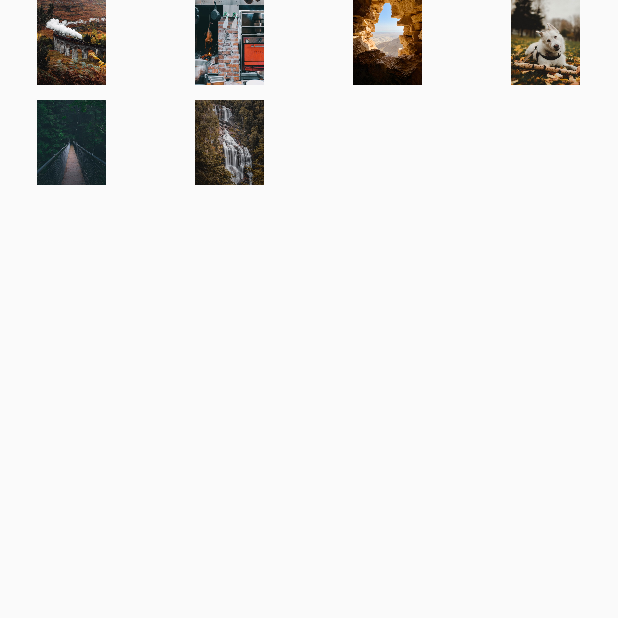
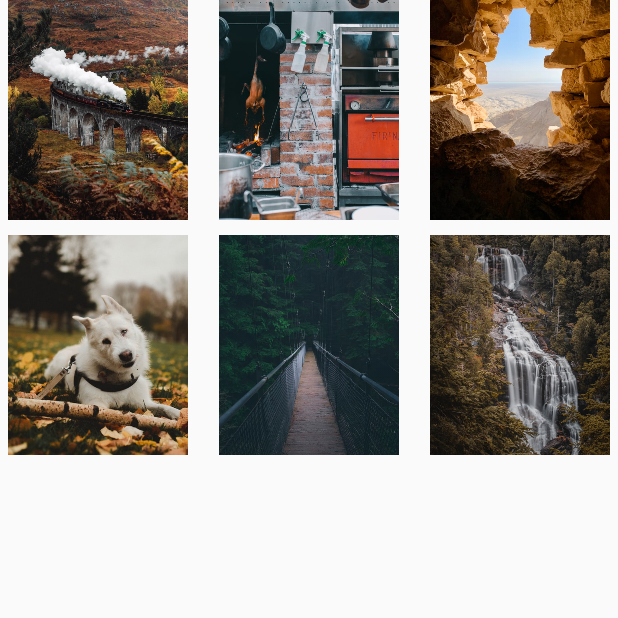
Before and after one commit to adriaqf/Puzzledroid_v1, an Android app: the IndividualActivity screen opened directly, with no data from a screen before it, on a phone screen of 412 x 824 dp, the top half of it. Run offline under Robolectric (Android 15) with nearby library versions, the phone set to English and light mode, and no system bars.

Commit message:
Mejora de la Grilla

```diff
--- a/app/src/main/java/com/sds/puzzledroid/ImageAdapter.java
+++ b/app/src/main/java/com/sds/puzzledroid/ImageAdapter.java
@@ -7,68 +7,48 @@ import android.widget.BaseAdapter;
 import android.widget.GridView;
 import android.widget.ImageView;
 
-//un BaseAdapter puede usarse para un Adapter en un listview o gridview
-// hay que implementar algunos métodos heredados de la clase Adapter,
-//porque BaseAdapter es una subclase de Adapter
-// estos métodos en este ejemplo son:  getCount(), getItem(), getItemId(), getView()
+import java.util.ArrayList;
+
+
 public class ImageAdapter extends BaseAdapter {
     private Context mContext;
+    private ArrayList<Integer> listPhoto = new ArrayList<Integer>();
 
-    // el constructor necesita el contexto de la actividad donde se utiliza el
-    // adapter
-    public ImageAdapter(Context c) {
+    /** Constructor de clase */
+    public ImageAdapter(Context c){
         mContext = c;
+        //se cargan las miniaturas
+        listPhoto.add(R.drawable.imagen1);
+        listPhoto.add(R.drawable.imagen2);
+        listPhoto.add(R.drawable.imagen3);
+        listPhoto.add(R.drawable.imagen4);
+        listPhoto.add(R.drawable.imagen5);
+        listPhoto.add(R.drawable.imagen6);
+
     }
 
-    public int getCount() {// devuelve el número de elementos que se introducen
-        // en el adapter
-        return mThumbIds.length;
+    @Override
+    public int getCount() {
+        return listPhoto.size();
     }
 
+    @Override
     public Object getItem(int position) {
-        // este método debería devolver el objeto que esta en esa posición del
-        // adapter. No es necesario en este caso más que devolver un objeto null.
-        return null;
+        return listPhoto.get(position);
     }
 
+    @Override
     public long getItemId(int position) {
-        // este método debería devolver el id de fila del item que esta en esa
-        // posición del adapter. No es necesario en este caso más que devolver 0.
         return 0;
     }
 
-    // crear un nuevo ImageView para cada item referenciado por el Adapter
-    public View getView(int position, View convertView, ViewGroup parent) {
-        // este método crea una nueva View para cada elemento añadido al
-        // com.sds.puzzledroid.ImageAdapter. Se le pasa el View en el que se ha pulsado, converview
-        // si convertview es null, se instancia y configura un ImageView con las
-        // propiedades deseadas para la presentación de la imagen
-        // si converview no es null, el ImageView local es inicializado con este
-        // objeto View
-        ImageView imageView;
-        if (convertView == null) {
-
-            imageView = new ImageView(mContext);
-            imageView.setLayoutParams(new GridView.LayoutParams(85, 85));// ancho
-            // y alto
-            imageView.setScaleType(ImageView.ScaleType.CENTER_CROP);
-            imageView.setPadding(8, 8, 8, 8);
-        } else {
-            imageView = (ImageView) convertView;
-        }
-
-        //la imagen de este imageView será el elemento de la
-        //posicion 'position' del vector mThumbIds, declarado abajo.
-        imageView.setImageResource(mThumbIds[position]);
+    @Override
+    public View getView(int position, View view, ViewGroup viewgroup) {
+        ImageView imageView = new ImageView(mContext);
+        imageView.setImageResource( listPhoto.get(position) );
+        imageView.setScaleType( ImageView.ScaleType.CENTER_CROP );
+        imageView.setLayoutParams( new GridView.LayoutParams(180, 220) );
         return imageView;
     }
 
-    // references to our images
-    // en un array de Integer se guardan los números que son los id de todos los
-    // recursos guardados en drawable
-    // dentro de la carpeta res/drawable están todas las imágenes con esos
-    // nombres. con su número entero se les puede identificar como recurso
-    private Integer[] mThumbIds = { R.drawable.imagen1, R.drawable.imagen2,
-            R.drawable.imagen3, R.drawable.imagen4, R.drawable.imagen5,
-            R.drawable.imagen6 };
 }
--- a/app/src/main/java/com/sds/puzzledroid/IndividualActivity.java
+++ b/app/src/main/java/com/sds/puzzledroid/IndividualActivity.java
@@ -16,37 +16,8 @@ public class IndividualActivity extends AppCompatActivity {
         setContentView(R.layout.activity_individual);
 
         // Crear el gridview
-        GridView gridview = (GridView) findViewById(R.id.gridview);
-
-        gridview.setAdapter(new ImageAdapter(this));// con setAdapter se llena
-        // el gridview con datos. en
-        // este caso un nuevo objeto de la clase com.sds.puzzledroid.ImageAdapter,
-        // que está definida en otro archivo
-        // para que detecte la pulsación se le añade un listener de itemClick
-        // que recibe un OniTemClickListener creado con new
-
-        gridview.setOnItemClickListener(new AdapterView.OnItemClickListener() {
-            // dentro de este listener difinimos la función que se ejecuta al
-            // hacer click en un item
-            // el metodo pertenece a AdapterView, es decir, es
-            // AdapterView.OnItemClickListener
-            // dentro de este, tenemos el método onItemClick, que es el que se
-            // invoca al pulsar un item del AdapterView
-            // esa función recibe el objeto padre, que es un adapterview en el
-            // que se ha pulasdo, una vista, que es el elemento sobre el que se
-            // ha pulsado,
-            // una posicion, que es la posicion del elemento dentro del adapter,
-            // y un id, que es el id de fila del item que se ha pulsado
-            public void onItemClick(AdapterView<?> parent, View v,
-                                    int position, long id) {
-                // Toast para mostrar un mensaje. Escribe el nombre de tu clase
-                // si no la llamaste MainActivity.
-                // Al hacer click, esta mensaje muestra la posición
-                Toast.makeText(IndividualActivity.this, "" + position, Toast.LENGTH_SHORT)
-                        .show();
-
-            }
-        });
+        GridView gridView = (GridView) findViewById( R.id.GridView1);
+        gridView.setAdapter( new ImageAdapter(this) );
 
     }
 }
--- a/app/src/main/res/layout/activity_individual.xml
+++ b/app/src/main/res/layout/activity_individual.xml
@@ -1,12 +1,13 @@
-<!--?xml version="1.0" encoding="utf-8"?-->
 <GridView xmlns:android="http://schemas.android.com/apk/res/android"
-    android:id="@+id/gridview"
-    android:layout_width="fill_parent"
-    android:layout_height="fill_parent"
-    android:columnWidth="90dp"
-    android:numColumns="auto_fit"
+    xmlns:tools="http://schemas.android.com/tools"
+    android:id="@+id/GridView1"
+    android:layout_width="wrap_content"
+    android:layout_height="wrap_content"
+    android:gravity="center"
+    android:horizontalSpacing="10dp"
+    android:numColumns="3"
+    android:stretchMode="columnWidth"
     android:verticalSpacing="10dp"
-    android:horizontalSpacing="10dp"
-    android:stretchMode="columnWidth"
-    android:gravity="center"
-    />
+    tools:context=".IndividualActivity" >
+
+</GridView>
```
